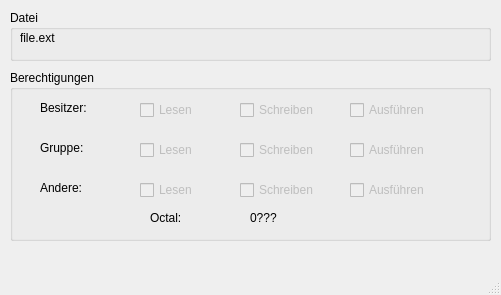
Old version of the form fileinfowindow.ui in the repository striezel/qt-commander.
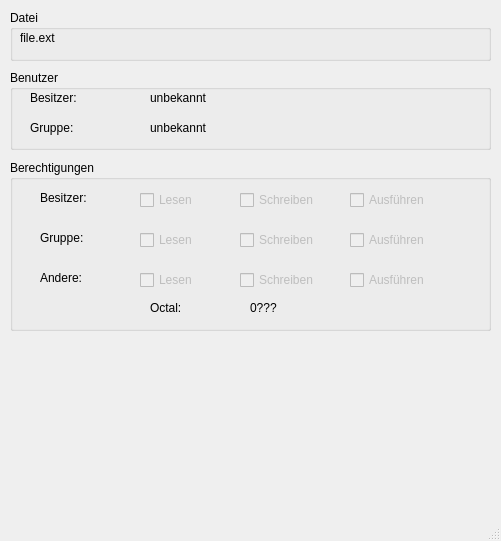
New version of the form. Icons and pictures are not drawn.

Commit message: add information about owner and group to file info window

What changed in the file:
```diff
--- a/fileinfowindow.ui
+++ b/fileinfowindow.ui
@@ -7,7 +7,7 @@
     <x>0</x>
     <y>0</y>
     <width>501</width>
-    <height>295</height>
+    <height>541</height>
    </rect>
   </property>
   <property name="windowTitle">
@@ -21,7 +21,7 @@
     <property name="geometry">
      <rect>
       <x>10</x>
-      <y>70</y>
+      <y>160</y>
       <width>481</width>
       <height>171</height>
      </rect>
@@ -265,6 +265,71 @@
      </property>
     </widget>
    </widget>
+   <widget class="QGroupBox" name="gbOwnership">
+    <property name="geometry">
+     <rect>
+      <x>10</x>
+      <y>70</y>
+      <width>481</width>
+      <height>80</height>
+     </rect>
+    </property>
+    <property name="title">
+     <string>Benutzer</string>
+    </property>
+    <widget class="QLabel" name="lblFileOwner">
+     <property name="geometry">
+      <rect>
+       <x>20</x>
+       <y>20</y>
+       <width>49</width>
+       <height>16</height>
+      </rect>
+     </property>
+     <property name="text">
+      <string>Besitzer:</string>
+     </property>
+    </widget>
+    <widget class="QLabel" name="lblOwnerValue">
+     <property name="geometry">
+      <rect>
+       <x>140</x>
+       <y>20</y>
+       <width>331</width>
+       <height>16</height>
+      </rect>
+     </property>
+     <property name="text">
+      <string>unbekannt</string>
+     </property>
+    </widget>
+    <widget class="QLabel" name="lblFileGroup">
+     <property name="geometry">
+      <rect>
+       <x>20</x>
+       <y>50</y>
+       <width>49</width>
+       <height>16</height>
+      </rect>
+     </property>
+     <property name="text">
+      <string>Gruppe:</string>
+     </property>
+    </widget>
+    <widget class="QLabel" name="lblGroupValue">
+     <property name="geometry">
+      <rect>
+       <x>140</x>
+       <y>50</y>
+       <width>331</width>
+       <height>16</height>
+      </rect>
+     </property>
+     <property name="text">
+      <string>unbekannt</string>
+     </property>
+    </widget>
+   </widget>
   </widget>
   <widget class="QMenuBar" name="menubar">
    <property name="geometry">
```
The commit also changes 1 other file.
